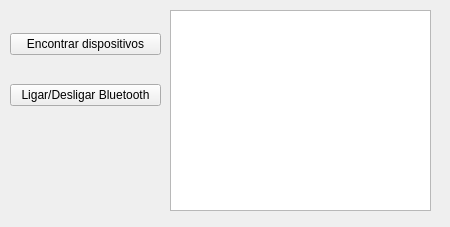
Before: the Qt Designer form ui/ui_files/logger.ui in JPCassimiro/JHMR, drawn with Qt 5.
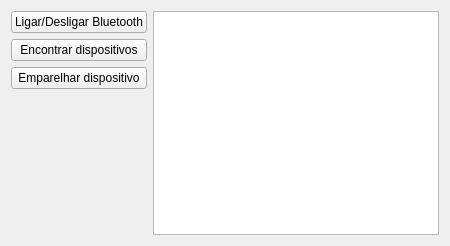
After: the same form once the commit is applied.

Patch:
```diff
--- a/ui/ui_files/logger.ui
+++ b/ui/ui_files/logger.ui
@@ -7,7 +7,7 @@
     <x>0</x>
     <y>0</y>
     <width>450</width>
-    <height>227</height>
+    <height>246</height>
    </rect>
   </property>
   <property name="sizePolicy">
@@ -25,15 +25,9 @@
   <property name="windowTitle">
    <string>Form</string>
   </property>
+  <layout class="QGridLayout" name="gridLayout">
+   <item row="0" column="1">
   <widget class="QPlainTextEdit" name="logWindow">
-   <property name="geometry">
-    <rect>
-     <x>170</x>
-     <y>10</y>
-     <width>261</width>
-     <height>201</height>
-    </rect>
-   </property>
    <property name="readOnly">
     <bool>true</bool>
    </property>
@@ -41,23 +35,12 @@
     <string/>
    </property>
   </widget>
-  <widget class="QWidget" name="layoutWidget">
-   <property name="geometry">
-    <rect>
-     <x>10</x>
-     <y>10</y>
-     <width>151</width>
-     <height>121</height>
-    </rect>
-   </property>
+   </item>
+   <item row="0" column="0">
    <layout class="QVBoxLayout" name="verticalLayout">
-    <item>
-     <widget class="QPushButton" name="findButton">
-      <property name="text">
-       <string>Encontrar dispositivos</string>
-      </property>
-     </widget>
-    </item>
+     <property name="spacing">
+      <number>6</number>
+     </property>
     <item>
      <widget class="QPushButton" name="onOffButton">
       <property name="text">
@@ -65,8 +48,39 @@
       </property>
      </widget>
     </item>
-   </layout>
-  </widget>
+     <item>
+      <widget class="QPushButton" name="findButton">
+       <property name="text">
+        <string>Encontrar dispositivos</string>
+       </property>
+      </widget>
+     </item>
+     <item>
+      <widget class="QPushButton" name="pairButton">
+       <property name="text">
+        <string>Emparelhar dispositivo</string>
+       </property>
+      </widget>
+     </item>
+     <item>
+      <spacer name="verticalSpacer">
+       <property name="orientation">
+        <enum>Qt::Orientation::Vertical</enum>
+       </property>
+       <property name="sizeType">
+        <enum>QSizePolicy::Policy::Expanding</enum>
+       </property>
+       <property name="sizeHint" stdset="0">
+        <size>
+         <width>20</width>
+         <height>40</height>
+        </size>
+       </property>
+      </spacer>
+     </item>
+    </layout>
+   </item>
+  </layout>
  </widget>
  <resources/>
  <connections/>
```
Lines whose indentation alone changed are shown as unchanged.
